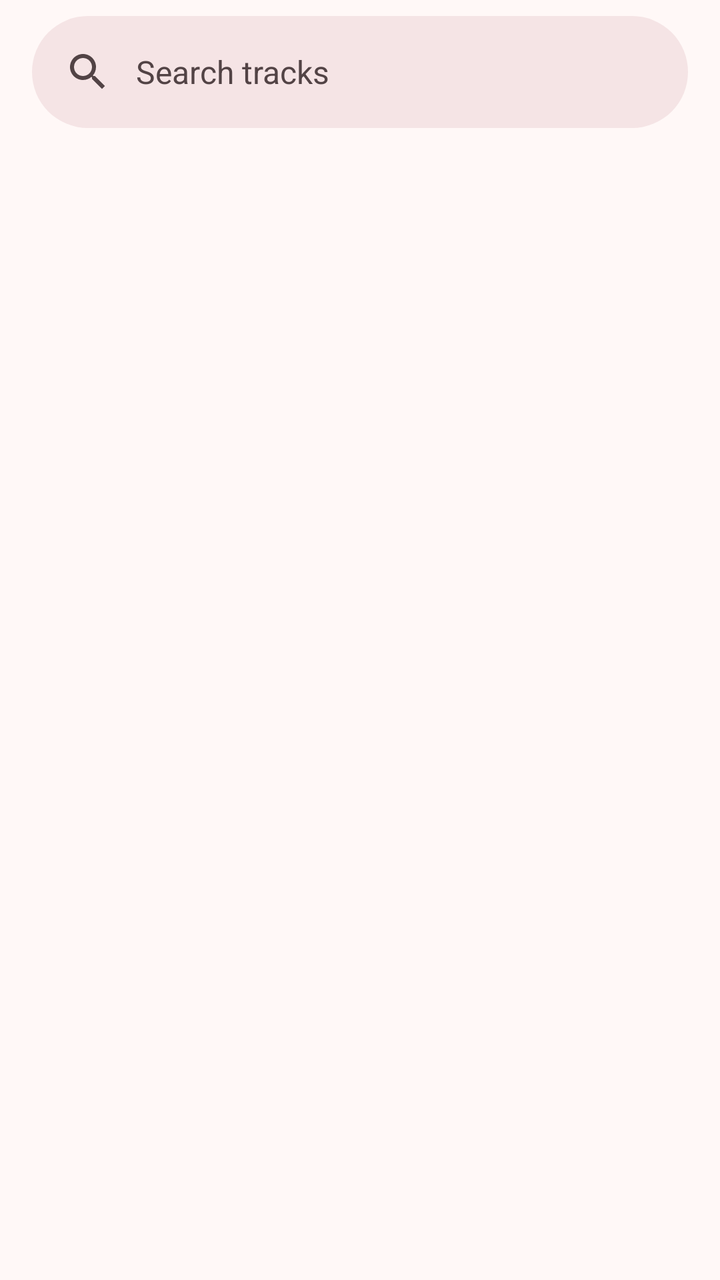
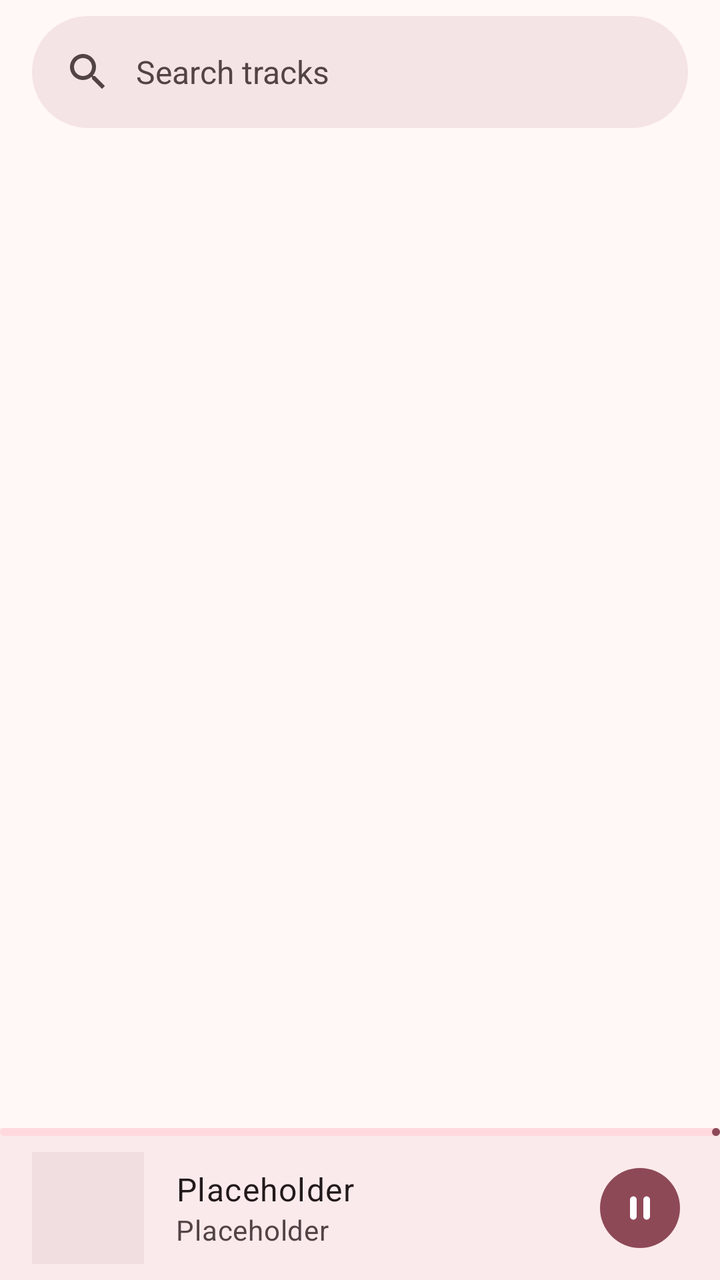

An Android layout rendered at two revisions. The XML below is the earlier revision; the diff shows what the commit changed to produce the second picture.
<!-- AndroidManifest.xml: another module's application theme Theme.Music -->
<!-- res/layout/route_track_list.xml -->
<?xml version="1.0" encoding="utf-8"?>
<androidx.coordinatorlayout.widget.CoordinatorLayout
    xmlns:android="http://schemas.android.com/apk/res/android"
    xmlns:app="http://schemas.android.com/apk/res-auto"
    android:layout_width="match_parent"
    android:layout_height="match_parent">

    <androidx.recyclerview.widget.RecyclerView
        android:id="@+id/track_list_recyclerview"
        android:layout_width="match_parent"
        android:layout_height="match_parent"
        android:clipToPadding="false"
        app:layout_behavior="@string/searchbar_scrolling_view_behavior"
        app:layoutManager="androidx.recyclerview.widget.LinearLayoutManager"/>

    <com.google.android.material.appbar.AppBarLayout
        android:layout_width="match_parent"
        android:layout_height="wrap_content">
        <com.google.android.material.search.SearchBar
            android:id="@+id/track_list_search_bar"
            android:layout_width="match_parent"
            android:layout_height="wrap_content"
            android:layout_marginHorizontal="16dp"
            android:layout_marginTop="8dp"
            android:hint="@string/track_list_search_bar"
            app:defaultMarginsEnabled="false"/>
    </com.google.android.material.appbar.AppBarLayout>

    <com.google.android.material.search.SearchView
        android:id="@+id/track_list_search_view"
        android:layout_width="match_parent"
        android:layout_height="match_parent"
        android:hint="@string/track_list_search_bar"
        app:layout_anchor="@id/track_list_search_bar"/>

</androidx.coordinatorlayout.widget.CoordinatorLayout>
<!-- resources referenced by this layout -->
<resources>
  <string name="track_list_search_bar">Search tracks</string>
  <color name="md_theme_primary">#8E4957</color>
  <color name="md_theme_onPrimary">#FFFFFF</color>
  <color name="md_theme_primaryContainer">#FFD9DE</color>
  <color name="md_theme_onPrimaryContainer">#71333F</color>
  <color name="md_theme_secondary">#75565B</color>
  <color name="md_theme_onSecondary">#FFFFFF</color>
  <color name="md_theme_secondaryContainer">#FFD9DE</color>
  <color name="md_theme_onSecondaryContainer">#5C3F43</color>
  <color name="md_theme_tertiary">#795831</color>
  <color name="md_theme_onTertiary">#FFFFFF</color>
  <color name="md_theme_tertiaryContainer">#FFDDBA</color>
  <color name="md_theme_onTertiaryContainer">#5F411C</color>
  <color name="md_theme_error">#BA1A1A</color>
  <color name="md_theme_onError">#FFFFFF</color>
  <color name="md_theme_errorContainer">#FFDAD6</color>
  <color name="md_theme_onErrorContainer">#93000A</color>
  <color name="md_theme_background">#FFF8F7</color>
  <color name="md_theme_onBackground">#22191A</color>
  <color name="md_theme_surface">#FFF8F7</color>
  <color name="md_theme_onSurface">#22191A</color>
  <color name="md_theme_surfaceVariant">#F3DDDF</color>
  <color name="md_theme_onSurfaceVariant">#524345</color>
  <color name="md_theme_outline">#847375</color>
  <color name="md_theme_outlineVariant">#D6C2C3</color>
  <color name="md_theme_inverseSurface">#382E2F</color>
  <color name="md_theme_inverseOnSurface">#FEEDEE</color>
  <color name="md_theme_inversePrimary">#FFB2BE</color>
  <color name="md_theme_primaryFixed">#FFD9DE</color>
  <color name="md_theme_onPrimaryFixed">#3B0716</color>
  <color name="md_theme_primaryFixedDim">#FFB2BE</color>
  <color name="md_theme_onPrimaryFixedVariant">#71333F</color>
  <color name="md_theme_secondaryFixed">#FFD9DE</color>
  <color name="md_theme_onSecondaryFixed">#2C1519</color>
  <color name="md_theme_secondaryFixedDim">#E5BDC2</color>
  <color name="md_theme_onSecondaryFixedVariant">#5C3F43</color>
  <color name="md_theme_tertiaryFixed">#FFDDBA</color>
  <color name="md_theme_onTertiaryFixed">#2B1700</color>
  <color name="md_theme_tertiaryFixedDim">#EBBF90</color>
  <color name="md_theme_onTertiaryFixedVariant">#5F411C</color>
  <color name="md_theme_surfaceDim">#E7D6D7</color>
  <color name="md_theme_surfaceBright">#FFF8F7</color>
  <color name="md_theme_surfaceContainerLowest">#FFFFFF</color>
  <color name="md_theme_surfaceContainerLow">#FFF0F1</color>
  <color name="md_theme_surfaceContainer">#FBEAEB</color>
  <color name="md_theme_surfaceContainerHigh">#F5E4E5</color>
  <color name="md_theme_surfaceContainerHighest">#F0DEE0</color>
  <style name="TextAppearance.Music.BodyLarge" parent="TextAppearance.Material3.BodyLarge">
          <item name="fontFamily">@font/inter</item>
      </style>
  <style name="TextAppearance.Music.BodySmall" parent="TextAppearance.Material3.BodySmall">
          <item name="fontFamily">@font/inter</item>
      </style>
  <style name="TextAppearance.Music.LabelLarge" parent="TextAppearance.Material3.LabelLarge">
          <item name="fontFamily">@font/inter</item>
      </style>
  <style name="TextAppearance.Music.LabelSmall" parent="TextAppearance.Material3.LabelSmall">
          <item name="fontFamily">@font/inter</item>
      </style>
  <!-- unchanged entries left out for length: 12 -->
</resources>

<!-- the commit's change to res/layout/route_track_list.xml (unified diff, before → after) -->
@@ -26,6 +26,12 @@
             app:defaultMarginsEnabled="false"/>
     </com.google.android.material.appbar.AppBarLayout>
 
+    <include layout="@layout/component_playback_bar"
+        android:id="@+id/playback_bar"
+        android:layout_width="match_parent"
+        android:layout_height="wrap_content"
+        android:layout_gravity="bottom"/>
+
     <com.google.android.material.search.SearchView
         android:id="@+id/track_list_search_view"
         android:layout_width="match_parent"
@@ -34,3 +40,76 @@
         app:layout_anchor="@id/track_list_search_bar"/>
 
 </androidx.coordinatorlayout.widget.CoordinatorLayout>
+<!-- res/layout/component_playback_bar.xml (included above) -->
+<?xml version="1.0" encoding="utf-8"?>
+<androidx.appcompat.widget.LinearLayoutCompat
+    xmlns:android="http://schemas.android.com/apk/res/android"
+    xmlns:app="http://schemas.android.com/apk/res-auto"
+    android:id="@+id/playback_bar_container"
+    android:layout_width="match_parent"
+    android:layout_height="wrap_content"
+    android:background="@color/md_theme_surfaceContainer"
+    android:foreground="?attr/selectableItemBackground"
+    android:orientation="vertical">
+
+    <com.google.android.material.progressindicator.LinearProgressIndicator
+        android:id="@+id/playback_bar_progress"
+        android:layout_width="match_parent"
+        android:layout_height="wrap_content"
+        android:max="1000"/>
+
+    <androidx.appcompat.widget.LinearLayoutCompat
+        android:layout_width="match_parent"
+        android:layout_height="wrap_content"
+        android:minHeight="72dp"
+        android:paddingHorizontal="16dp"
+        android:paddingVertical="8dp">
+
+        <com.google.android.material.imageview.ShapeableImageView
+            android:id="@+id/playback_bar_artwork"
+            android:layout_width="56dp"
+            android:layout_height="56dp"
+            android:layout_gravity="center_vertical"
+            android:background="@color/md_theme_surfaceContainerHighest"/>
+
+        <Space
+            android:layout_width="16dp"
+            android:layout_height="0dp"/>
+
+        <androidx.appcompat.widget.LinearLayoutCompat
+            android:layout_width="0dp"
+            android:layout_height="wrap_content"
+            android:layout_weight="1"
+            android:layout_gravity="center_vertical"
+            android:orientation="vertical">
+
+            <com.google.android.material.textview.MaterialTextView
+                style="?attr/textAppearanceBodyLarge"
+                android:id="@+id/playback_bar_title"
+                android:layout_width="wrap_content"
+                android:layout_height="wrap_content"
+                android:text="@string/placeholder"
+                android:textColor="@color/track_item_headline"/>
+
+            <com.google.android.material.textview.MaterialTextView
+                style="?attr/textAppearanceBodyMedium"
+                android:id="@+id/playback_bar_artist"
+                android:layout_width="wrap_content"
+                android:layout_height="wrap_content"
+                android:text="@string/placeholder"
+                android:textColor="@color/track_item_support"/>
+
+        </androidx.appcompat.widget.LinearLayoutCompat>
+
+        <com.google.android.material.button.MaterialButton
+            style="?attr/materialIconButtonFilledStyle"
+            android:id="@+id/playback_bar_play_pause"
+            android:layout_width="wrap_content"
+            android:layout_height="wrap_content"
+            android:layout_gravity="center_vertical"
+            app:icon="@drawable/round_pause_24"
+            android:contentDescription="@string/playback_bar_pause"/>
+
+    </androidx.appcompat.widget.LinearLayoutCompat>
+
+</androidx.appcompat.widget.LinearLayoutCompat>
<!-- resource entries referenced after the edit -->
@@ -47,6 +47,14 @@
   <color name="md_theme_surfaceContainer">#FBEAEB</color>
   <color name="md_theme_surfaceContainerHigh">#F5E4E5</color>
   <color name="md_theme_surfaceContainerHighest">#F0DEE0</color>
+  <!-- drawable round_pause_24 (drawable) -->
+  <vector xmlns:android="http://schemas.android.com/apk/res/android" android:height="24dp" android:tint="#000000" android:viewportHeight="24" android:viewportWidth="24" android:width="24dp">
+        
+      <path android:fillColor="@android:color/white" android:pathData="M8,19c1.1,0 2,-0.9 2,-2L10,7c0,-1.1 -0.9,-2 -2,-2s-2,0.9 -2,2v10c0,1.1 0.9,2 2,2zM14,7v10c0,1.1 0.9,2 2,2s2,-0.9 2,-2L18,7c0,-1.1 -0.9,-2 -2,-2s-2,0.9 -2,2z"/>
+      
+  </vector>
+  <string name="placeholder">Placeholder</string>
+  <string name="playback_bar_pause">Pause</string>
   <style name="TextAppearance.Music.BodyLarge" parent="TextAppearance.Material3.BodyLarge">
           <item name="fontFamily">@font/inter</item>
       </style>
